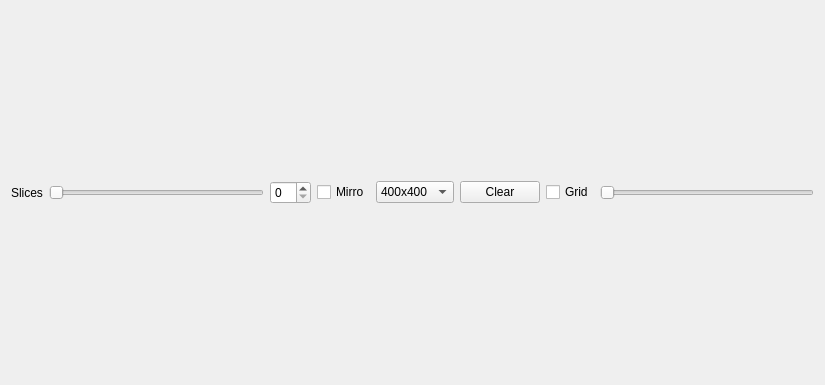
Old version of the form ui/TopWidget.ui in the repository JulienChevron/Mandala.
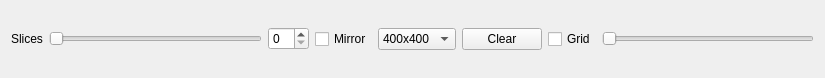
New version of the form.

Commit message: Promoted widget in UI

What changed in the file:
```diff
--- a/ui/TopWidget.ui
+++ b/ui/TopWidget.ui
@@ -7,7 +7,7 @@
     <x>0</x>
     <y>0</y>
     <width>825</width>
-    <height>385</height>
+    <height>78</height>
    </rect>
   </property>
   <property name="windowTitle">
@@ -41,7 +41,7 @@
    <item>
     <widget class="QCheckBox" name="mirror">
      <property name="text">
-      <string>Mirro</string>
+      <string>Mirror</string>
      </property>
     </widget>
    </item>
```
Left out of the diff: 3 changed lines with no effect on the pictures. The commit also changes 7 other files.
